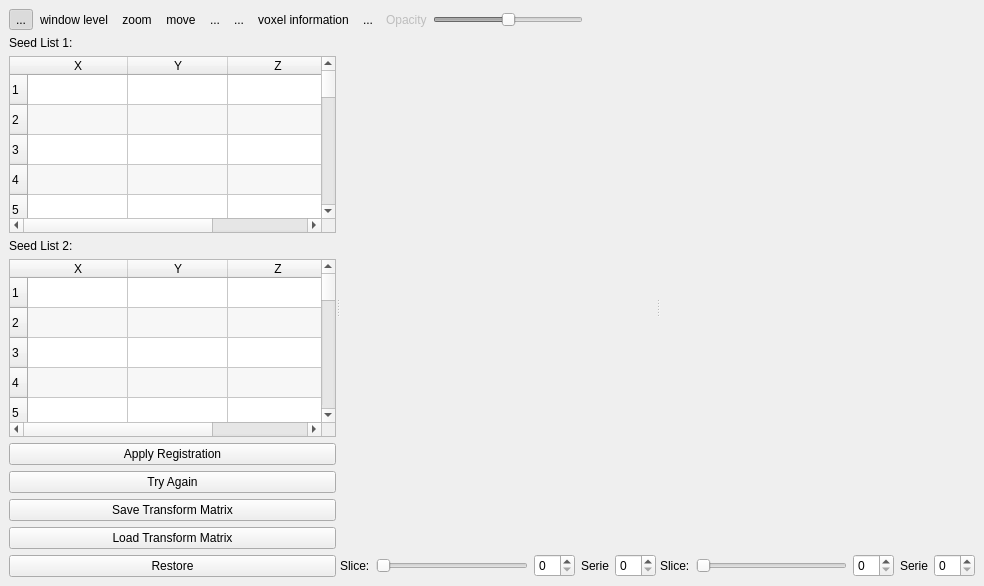
The window that starviewer/src/extensions/playground/landmarkregistration/qlandmarkregistrationextensionbase.ui (starviewer-medical/starviewer) describes before a commit, drawn with Qt 5.
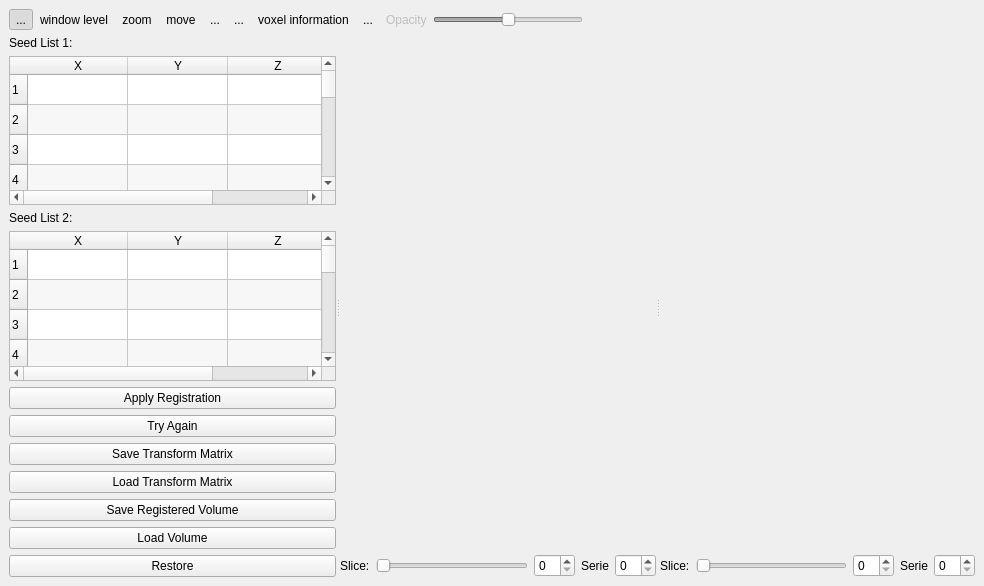
The same window after the commit. Icons and pictures are not drawn. Custom widgets are drawn as their Qt base class.

Commit message: ENH: S'han afegit opcions per tal de poder treballar millor en un estudi de difusió, perfusió amb tensor.

What changed in the file:
```diff
--- a/starviewer/src/extensions/playground/landmarkregistration/qlandmarkregistrationextensionbase.ui
+++ b/starviewer/src/extensions/playground/landmarkregistration/qlandmarkregistrationextensionbase.ui
@@ -426,6 +426,20 @@
            </property>
           </widget>
          </item>
+         <item>
+          <widget class="QPushButton" name="m_saveRegisteredVolumePushButton" >
+           <property name="text" >
+            <string>Save Registered Volume</string>
+           </property>
+          </widget>
+         </item>
+         <item>
+          <widget class="QPushButton" name="m_loadVolumePushButton" >
+           <property name="text" >
+            <string>Load Volume</string>
+           </property>
+          </widget>
+         </item>
          <item>
           <widget class="QPushButton" name="m_restorePushButton" >
            <property name="text" >
```
Left out of the diff: 2 changed lines with no effect on the pictures. The commit also changes 2 other files.
